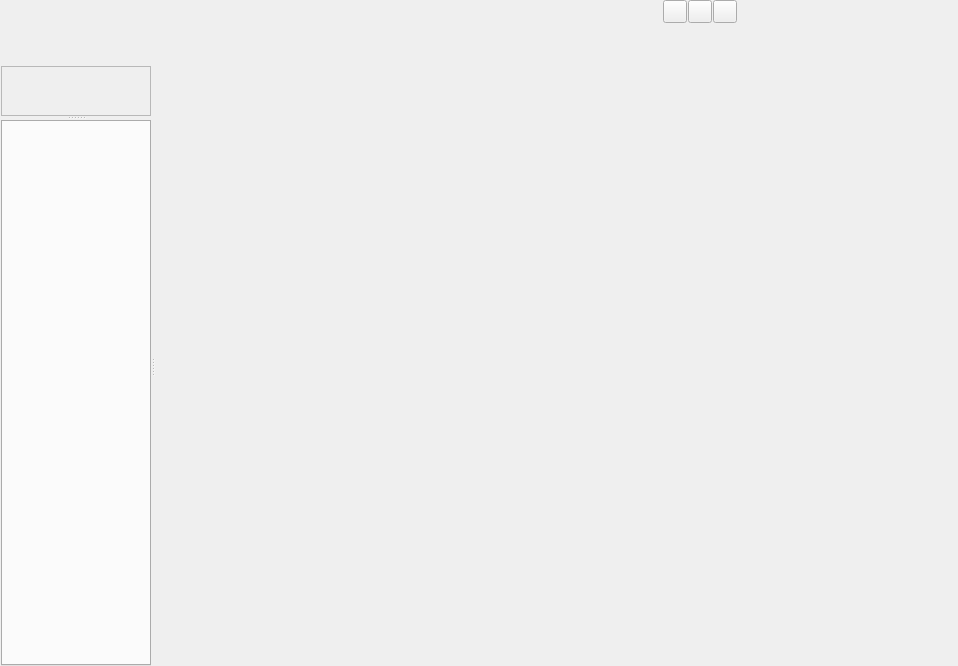
Above: Code/Mantid/Vates/VatesSimpleGui/ViewWidgets/inc/MantidVatesSimpleGuiViewWidgets/MdViewerWidget.ui from mantidproject/mantid before the change. Below: the same form after it.
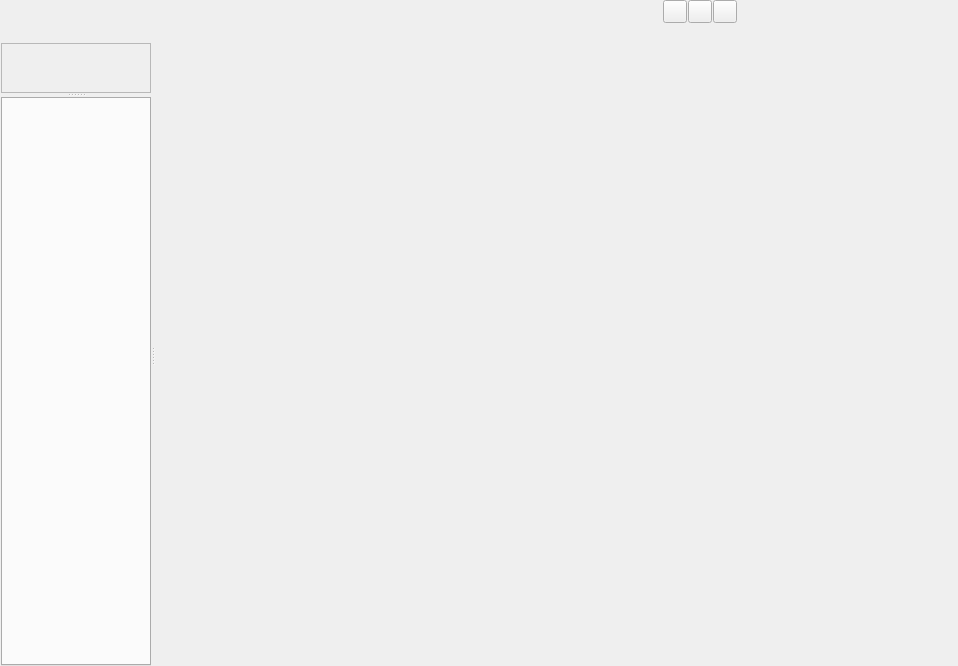
That is the form after the change. Icons and pictures are not drawn. Custom widgets are drawn as their Qt base class.

Commit message: Refs #4741. Putting stretch back to view.

The edit to the form file:
```diff
--- a/Code/Mantid/Vates/VatesSimpleGui/ViewWidgets/inc/MantidVatesSimpleGuiViewWidgets/MdViewerWidget.ui
+++ b/Code/Mantid/Vates/VatesSimpleGui/ViewWidgets/inc/MantidVatesSimpleGuiViewWidgets/MdViewerWidget.ui
@@ -13,7 +13,7 @@
   <property name="windowTitle">
    <string>Form</string>
   </property>
-  <layout class="QVBoxLayout" name="verticalLayout">
+  <layout class="QVBoxLayout" name="verticalLayout" stretch="0,0,1,0">
    <property name="spacing">
     <number>0</number>
    </property>
```
